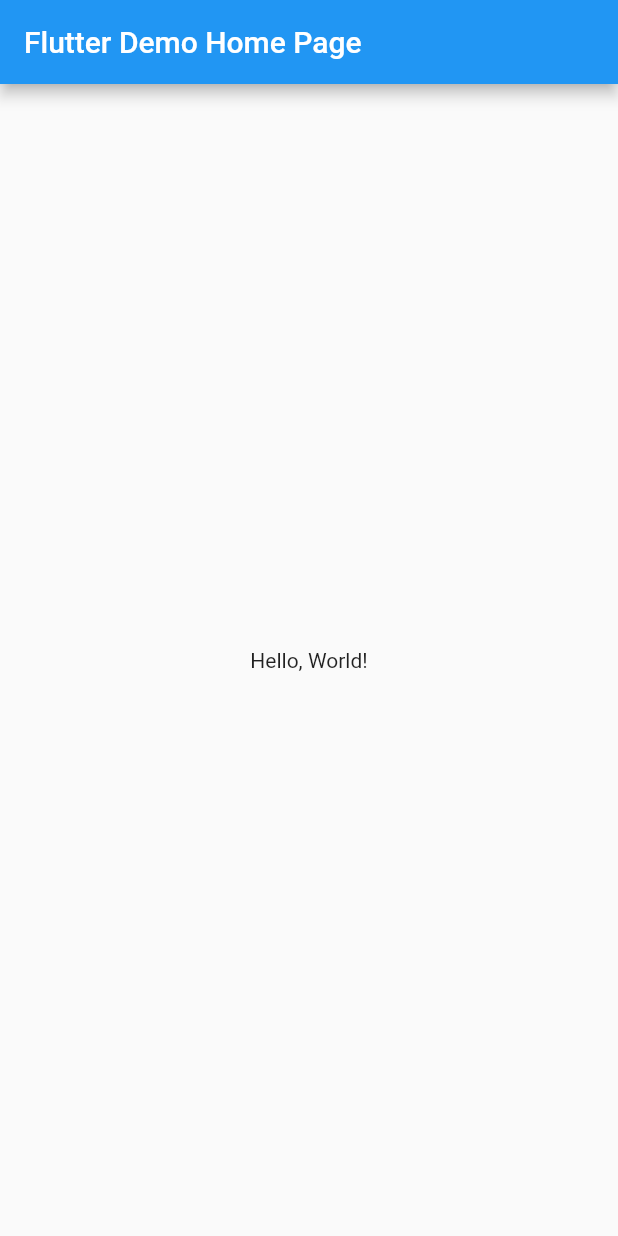
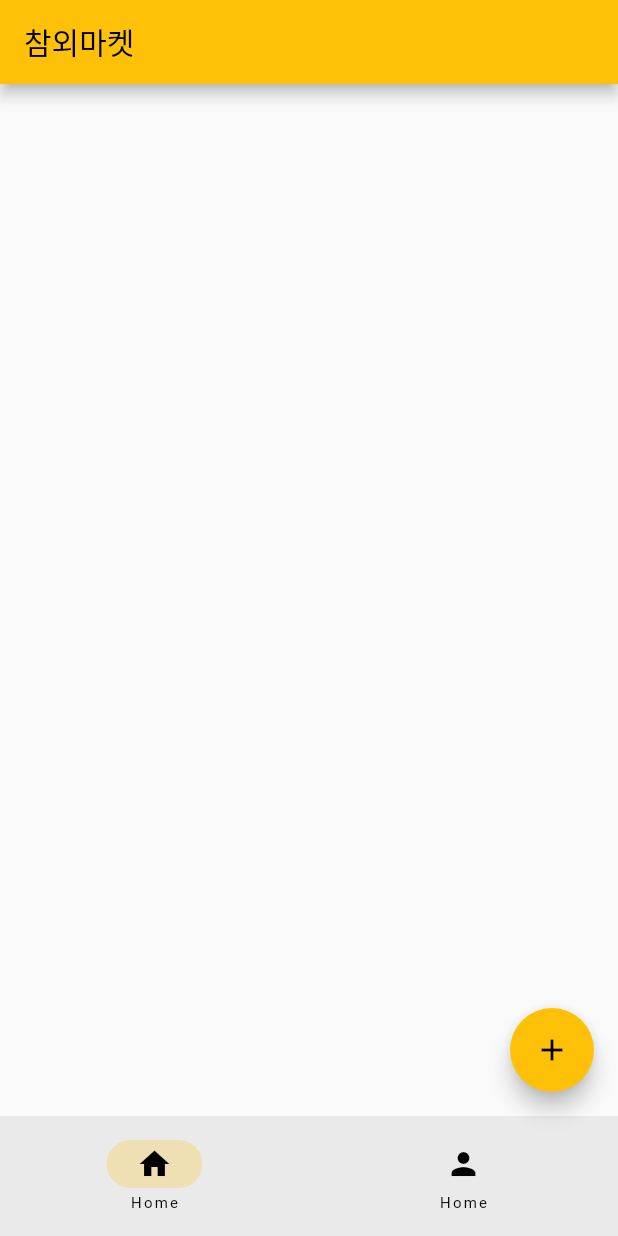
Before and after one commit to jjpp43/flutterPractice, a Flutter app: the screen it shows after launch, on a phone screen of 412 x 824 dp. Run offline on Flutter 3.47's test engine with Material 2 defaults, Android fonts, the phone set to English and light mode, and no system bars; missing offline and left inert: dart:html.

Commit message:
Flutter practice code

```diff
--- a/lib/main.dart
+++ b/lib/main.dart
@@ -1,3 +1,5 @@
+import 'dart:html';
+
 import 'package:flutter/material.dart';
 
 void main() => runApp(MyApp());
@@ -15,7 +17,7 @@ class MyApp extends StatelessWidget {
         primarySwatch: Colors.blue,
       ),
       // A widget which will be started on application startup
-      home: MyHomePage(title: 'Flutter Demo Home Page'),
+      home: MyHomePage(title: 'Flutter Demo Practice - jjpp43'),
     );
   }
 }
@@ -26,7 +28,12 @@ class MyHomePage extends StatelessWidget {
 
   @override
   Widget build(BuildContext context) {
-    return Scaffold(
+    return MaterialApp(
+        debugShowCheckedModeBanner: false,
+        theme: ThemeData(primarySwatch: Colors.amber),
+        home: RootPage());
+    /*
+            Scaffold(
       appBar: AppBar(
         // The title text which will be shown on the action bar
         title: Text(title),
@@ -36,6 +43,41 @@ class MyHomePage extends StatelessWidget {
           'Hello, World!',
         ),
       ),
+    ); */
+  }
+}
+
+class RootPage extends StatefulWidget {
+  const RootPage({Key? key}) : super(key: key);
+
+  @override
+  State<RootPage> createState() => _RootPageState();
+}
+
+class _RootPageState extends State<RootPage> {
+  int currentPage = 0;
+  @override
+  Widget build(BuildContext context) {
+    return Scaffold(
+      appBar: AppBar(title: Text('참외마켓')),
+      floatingActionButton: FloatingActionButton(
+        onPressed: () {
+          debugPrint('Floating action button');
+        },
+        child: Icon(Icons.add),
+      ),
+      bottomNavigationBar: NavigationBar(
+        destinations: [
+          NavigationDestination(icon: Icon(Icons.home), label: 'Home'),
+          NavigationDestination(icon: Icon(Icons.person), label: 'Home'),
+        ],
+        onDestinationSelected: (int index){
+          setState(() {
+            currentPage = index;
+          });
+        },
+        selectedIndex: currentPage,
+      ),
     );
   }
 }
```
